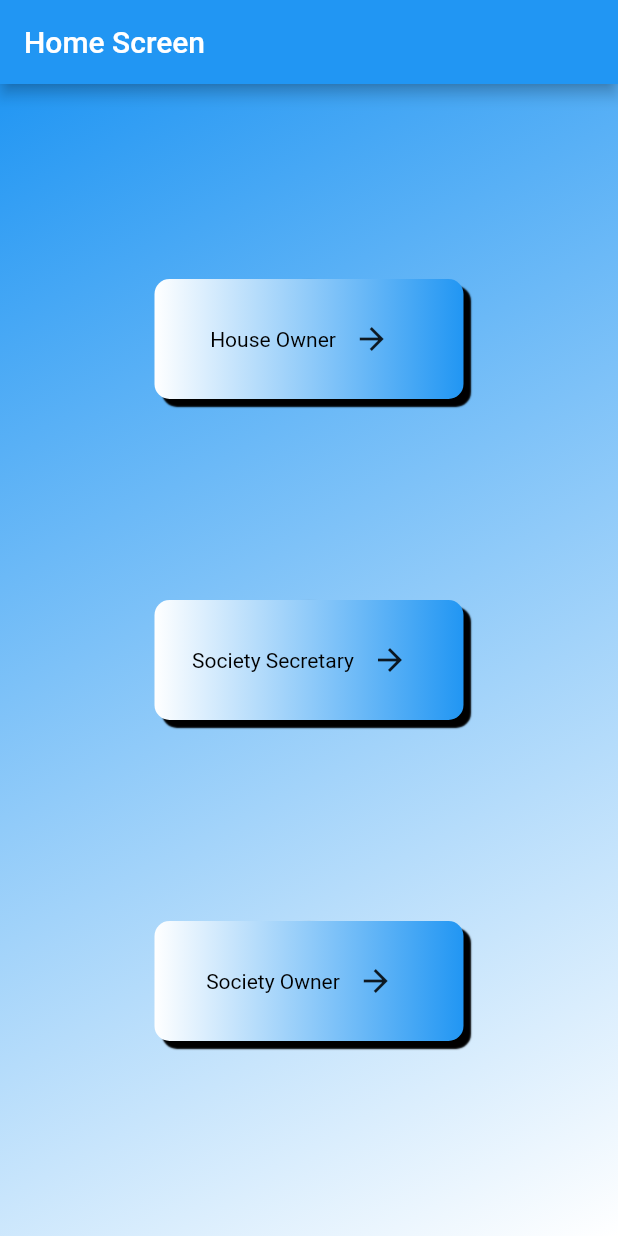
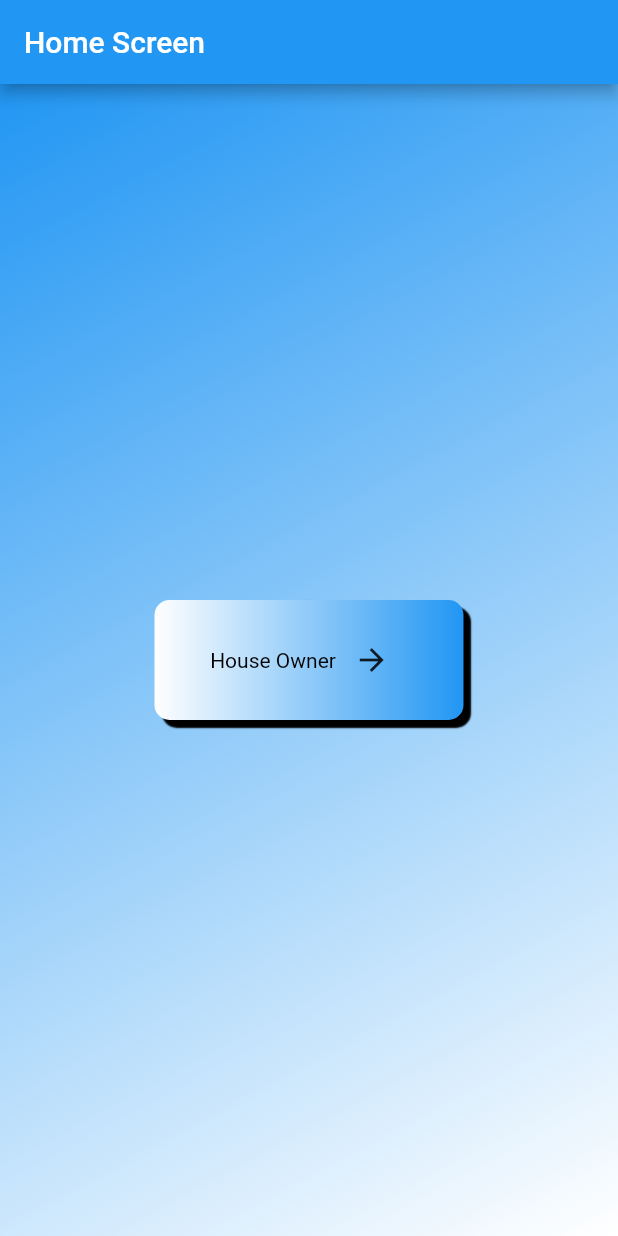
Before and after one commit to bhagirathsinh1/house_arrangment, a Flutter app: the screen it shows after launch, on a phone screen of 412 x 824 dp. Run offline on Flutter 3.47's test engine with Material 2 defaults, Android fonts, the phone set to English and light mode, and no system bars.

Commit message:
working app

```diff
--- a/lib/screen/login_page.dart
+++ b/lib/screen/login_page.dart
@@ -42,8 +42,8 @@ class _LoginPageState extends State<LoginPage> {
                   );
                 },
                 child: LoginButton(buttonName: "House Owner")),
-            LoginButton(buttonName: "Society Secretary"),
-            LoginButton(buttonName: "Society Owner"),
+            // LoginButton(buttonName: "Society Secretary"),
+            // LoginButton(buttonName: "Society Owner"),
           ],
         ),
       ),
```
